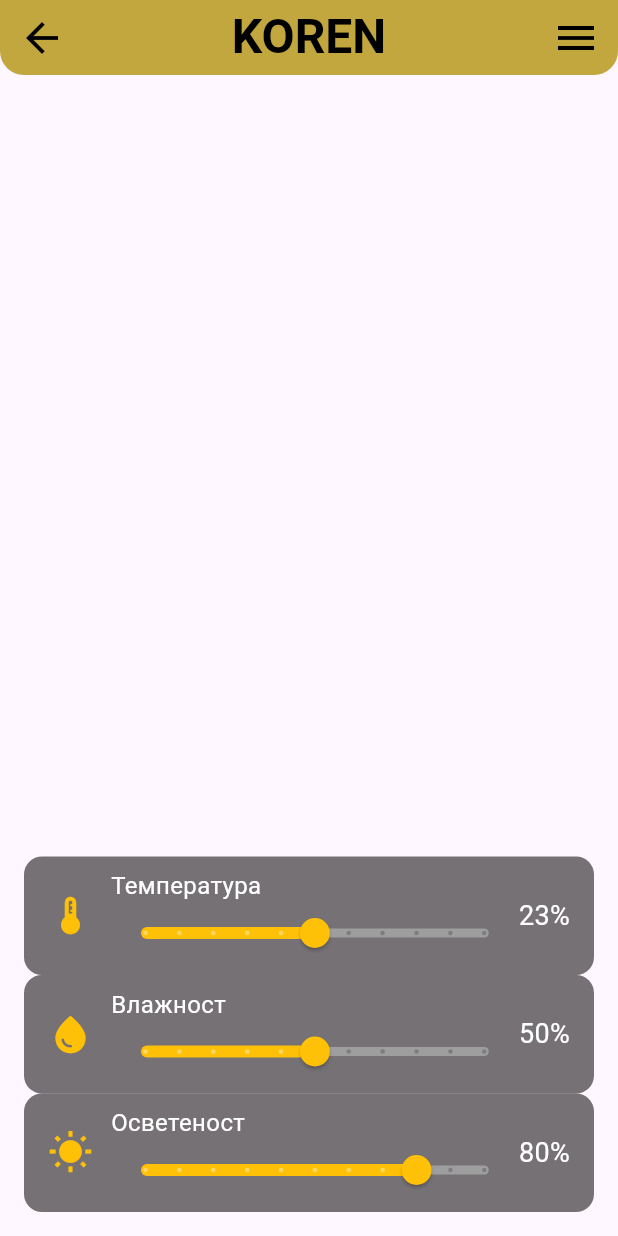
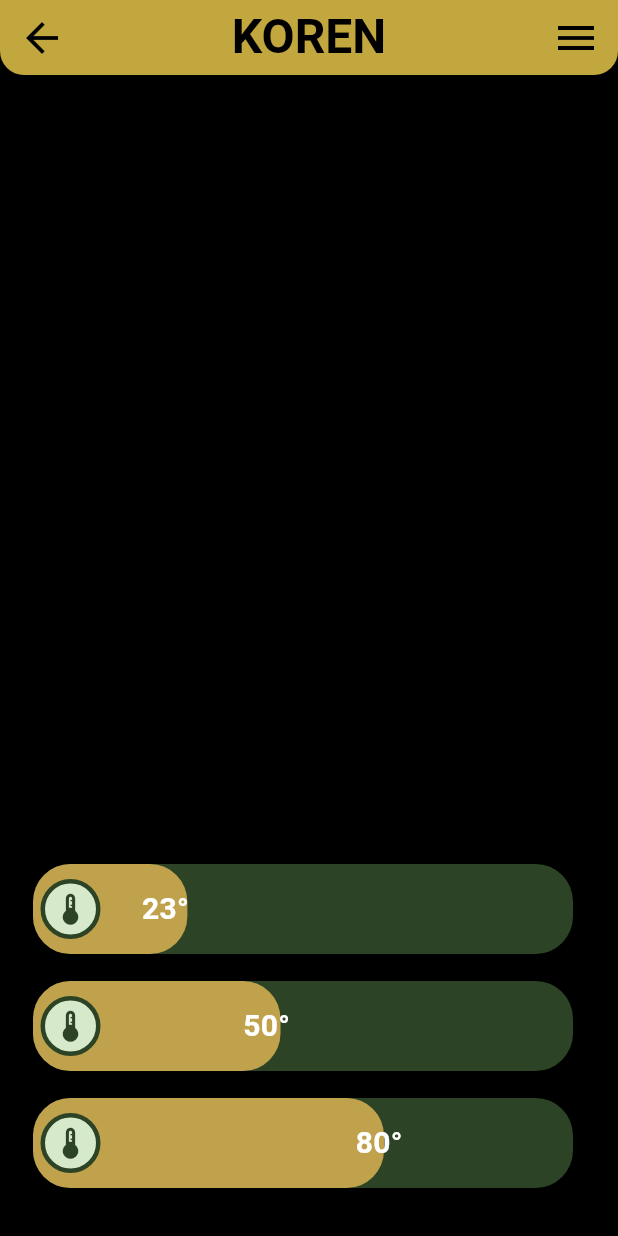
Before and after one commit to VodopadGames/koren_app, a Flutter app: the screen it shows after launch, on a phone screen of 412 x 824 dp. Run offline on Flutter 3.47's test engine with Material 3 defaults, Android fonts, the phone set to English and light mode, and no system bars; our stand-ins replace firebase_core; accounts and stored records are empty; Roboto replaces fonts that are missing (Montserat).

Commit message:
adjusting sliders

```diff
--- /dev/null
+++ b/lib/custom_slider.dart
@@ -0,0 +1,98 @@
+import 'package:flutter/material.dart';
+
+class CustomSlider extends StatefulWidget {
+  final double value;
+  final double min;
+  final double max;
+  final IconData icon;
+  final ValueChanged<double> onChanged;
+
+  const CustomSlider({
+    Key? key,
+    required this.value,
+    required this.min,
+    required this.max,
+    required this.icon,
+    required this.onChanged,
+  }) : super(key: key);
+
+  @override
+  _CustomSliderState createState() => _CustomSliderState();
+}
+
+class _CustomSliderState extends State<CustomSlider> {
+  @override
+  Widget build(BuildContext context) {
+    return Column(
+      crossAxisAlignment: CrossAxisAlignment.start,
+      children: [
+        SizedBox(height: 8),
+        Padding(
+          padding: const EdgeInsets.symmetric(horizontal: 10.0), // Симетрично разстояние
+          child: Stack(
+            alignment: Alignment.centerLeft,
+            children: [
+              Container(
+                width: 360,
+                height: 60,
+                decoration: BoxDecoration(
+                  color: Color(0xFF2C4425),
+                  borderRadius: BorderRadius.circular(25),
+                ),
+              ),
+              Container(
+                width: ((widget.value - widget.min) / (widget.max - widget.min)) * 230 + 50,
+                height: 60,
+                decoration: BoxDecoration(
+                  color: Color(0xFFC1A24C),
+                  borderRadius: BorderRadius.circular(25),
+                ),
+              ),
+              Positioned(
+                left: 5,
+                child: Container(
+                  width: 40,
+                  height: 40,
+                  decoration: BoxDecoration(
+                    color: const Color.fromARGB(255, 214, 233, 203),
+                    shape: BoxShape.circle,
+                    border: Border.all(color: Color(0xFF2C4425), width: 3),
+                  ),
+                  child: Icon(widget.icon, color: Color(0xFF2C4425), size: 25),
+                ),
+              ),
+              Positioned(
+                left: ((widget.value - widget.min) / (widget.max - widget.min)) * 250 + 15,
+                child: Text(
+                  "${widget.value.toInt()}°",
+                  style: TextStyle(
+                    color: Colors.white,
+                    fontSize: 20,
+                    fontWeight: FontWeight.bold,
+                  ),
+                ),
+              ),
+              SliderTheme(
+                data: SliderTheme.of(context).copyWith(
+                  trackHeight: 0,
+                  activeTrackColor: Colors.transparent,
+                  inactiveTrackColor: Colors.transparent,
+                  thumbColor: Colors.transparent,
+                  overlayColor: Colors.transparent,
+                  trackShape: RectangularSliderTrackShape(),
+                  thumbShape: RoundSliderThumbShape(enabledThumbRadius: 0),
+                ),
+                child: Slider(
+                  min: widget.min,
+                  max: widget.max,
+                  value: widget.value,
+                  onChanged: widget.onChanged,
+                ),
+              ),
+            ],
+          ),
+        ),
+      ],
+    );
+  }
+}
--- a/lib/helper_methods.dart
+++ /dev/null
@@ -1,43 +0,0 @@
-import 'package:flutter/material.dart';
-
-Widget buildSlider(String label, double value, double min, double max, IconData icon, Function(double) onChanged) {
-  return Container(
-    padding: EdgeInsets.symmetric(vertical: 8, horizontal: 16),
-    decoration: BoxDecoration(
-      color: Colors.black54,
-      borderRadius: BorderRadius.circular(12),
-    ),
-    child: Row(
-      children: [
-        Icon(icon, color: Colors.amber, size: 30),
-        SizedBox(width: 12),
-        Expanded(
-          child: Column(
-            crossAxisAlignment: CrossAxisAlignment.start,
-            children: [
-              Text(label, style: TextStyle(fontSize: 16, color: Colors.white)),
-              SliderTheme(
-                data: SliderThemeData(
-                  thumbShape: RoundSliderThumbShape(enabledThumbRadius: 10),
-                  overlayShape: RoundSliderOverlayShape(overlayRadius: 20),
-                  trackHeight: 6,
-                  activeTrackColor: Colors.amber,
-                  inactiveTrackColor: Colors.grey,
-                  thumbColor: Colors.amber,
-                ),
-                child: Slider(
-                  value: value,
-                  min: min,
-                  max: max,
-                  divisions: 10,
-                  onChanged: onChanged,
-                ),
-              ),
-            ],
-          ),
-        ),
-        Text('${value.toInt()}%', style: TextStyle(color: Colors.white, fontSize: 18)),
-      ],
-    ),
-  );
-}
--- a/lib/main.dart
+++ b/lib/main.dart
@@ -1,7 +1,7 @@
 import 'package:flutter/material.dart';
 import 'package:firebase_core/firebase_core.dart';
 import 'firebase_options.dart';
-import 'helper_methods.dart';
+import 'custom_slider.dart';
 
 
 
@@ -22,23 +22,10 @@ class MyApp extends StatelessWidget {
     return MaterialApp(
       title: 'Koren',
       theme: ThemeData(
-        // This is the theme of your application.
-        //
-        // TRY THIS: Try running your application with "flutter run". You'll see
-        // the application has a purple toolbar. Then, without quitting the app,
-        // try changing the seedColor in the colorScheme below to Colors.green
-        // and then invoke "hot reload" (save your changes or press the "hot
-        // reload" button in a Flutter-supported IDE, or press "r" if you used
-        // the command line to start the app).
-        //
-        // Notice that the counter didn't reset back to zero; the application
-        // state is not lost during the reload. To reset the state, use hot
-        // restart instead.
-        //
-        // This works for code too, not just values: Most code changes can be
-        // tested with just a hot reload.
         colorScheme: ColorScheme.fromSeed(seedColor: Colors.deepPurple),
+        scaffoldBackgroundColor: Colors.black, // Черен фон за целия екран
       ),
+
       debugShowCheckedModeBanner: true,
       home: const MyHomePage(title: 'Koren App Home Page'),
     );
@@ -49,15 +36,6 @@ class MyApp extends StatelessWidget {
 
 class MyHomePage extends StatefulWidget {
   const MyHomePage({super.key, required this.title});
-
-  // This widget is the home page of your application. It is stateful, meaning
-  // that it has a State object (defined below) that contains fields that affect
-  // how it looks.
-
-  // This class is the configuration for the state. It holds the values (in this
-  // case the title) provided by the parent (in this case the App widget) and
-  // used by the build method of the State. Fields in a Widget subclass are
-  // always marked "final".
 
   final String title;
 
@@ -72,12 +50,6 @@ class _MyHomePageState extends State<MyHomePage> {
 
   @override
   Widget build(BuildContext context) {
-    // This method is rerun every time setState is called, for instance as done
-    // by the _incrementCounter method above.
-    //
-    // The Flutter framework has been optimized to make rerunning build methods
-    // fast, so that you can just rebuild anything that needs updating rather
-    // than having to individually change instances of widgets.
     return Scaffold(
       appBar: PreferredSize(
         preferredSize: const Size.fromHeight(50), // Adjust height if needed
@@ -122,25 +94,46 @@ class _MyHomePageState extends State<MyHomePage> {
         ),
       ),
       body: Padding(
-        padding: const EdgeInsets.all(16.0),
+        padding: const EdgeInsets.all(12.0),
         child: Column(
           mainAxisAlignment: MainAxisAlignment.end,
           children: [
-            buildSlider('Температура', temperature, 0, 50, Icons.thermostat, (value) {
+            CustomSlider(
+              value: temperature,
+              min: 0,
+              max: 100,
+              icon: Icons.thermostat,
+              onChanged: (value) {
                 setState(() {
                   temperature = value;
                 });
-            }),
-            buildSlider('Влажност', humidity, 0, 100, Icons.water_drop, (value) {
+              },
+            ),
+            SizedBox(height: 10,),
+            CustomSlider(
+              value: humidity,
+              min: 0,
+              max: 100,
+              icon: Icons.thermostat,
+              onChanged: (value) {
                 setState(() {
                   humidity = value;
                 });
-            }),
-            buildSlider('Осветеност', light, 0, 100, Icons.wb_sunny, (value) {
+              },
+            ),
+            SizedBox(height: 10,),
+            CustomSlider(
+              value: light,
+              min: 0,
+              max: 100,
+              icon: Icons.thermostat,
+              onChanged: (value) {
                 setState(() {
                   light = value;
                 });
-            }),
+              },
+            ),
+            SizedBox(height: 20,),
           ],
         ),
       ), // This trailing comma makes auto-formatting nicer for build methods.
```
Lines whose indentation alone changed are shown as unchanged.
